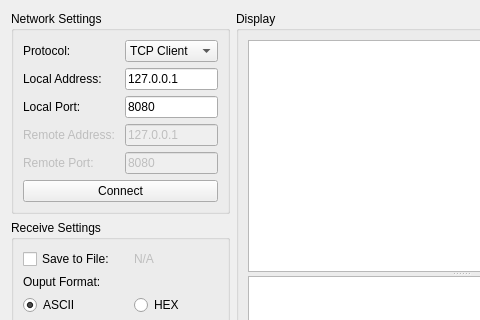
The window that main-widget.ui (ttc0419/network-debugger) describes before a commit, drawn with Qt 5; both pictures show x 0 to 480 and y 0 to 320 of the 697 by 559 pixel window.
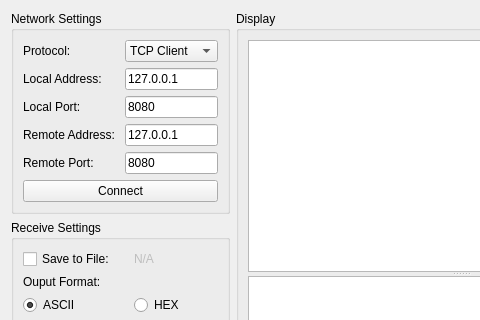
The same window after the commit.

Commit message: Network: Add TCP client support

Diff of the .ui file:
```diff
--- a/main-widget.ui
+++ b/main-widget.ui
@@ -101,7 +101,7 @@
       <item row="3" column="0">
        <widget class="QLabel" name="RemoteAddressLabel">
         <property name="enabled">
-         <bool>false</bool>
+         <bool>true</bool>
         </property>
         <property name="text">
          <string>Remote Address: </string>
@@ -111,7 +111,7 @@
       <item row="3" column="1">
        <widget class="QLineEdit" name="RemoteAddressLineEdit">
         <property name="enabled">
-         <bool>false</bool>
+         <bool>true</bool>
         </property>
         <property name="sizePolicy">
          <sizepolicy hsizetype="Preferred" vsizetype="Preferred">
@@ -127,7 +127,7 @@
       <item row="4" column="0">
        <widget class="QLabel" name="RemotePortLabel">
         <property name="enabled">
-         <bool>false</bool>
+         <bool>true</bool>
         </property>
         <property name="text">
          <string>Remote Port: </string>
@@ -137,7 +137,7 @@
       <item row="4" column="1">
        <widget class="QLineEdit" name="RemotePortLineEdit">
         <property name="enabled">
-         <bool>false</bool>
+         <bool>true</bool>
         </property>
         <property name="sizePolicy">
          <sizepolicy hsizetype="Preferred" vsizetype="Preferred">
```
The commit also changes 2 other files.
